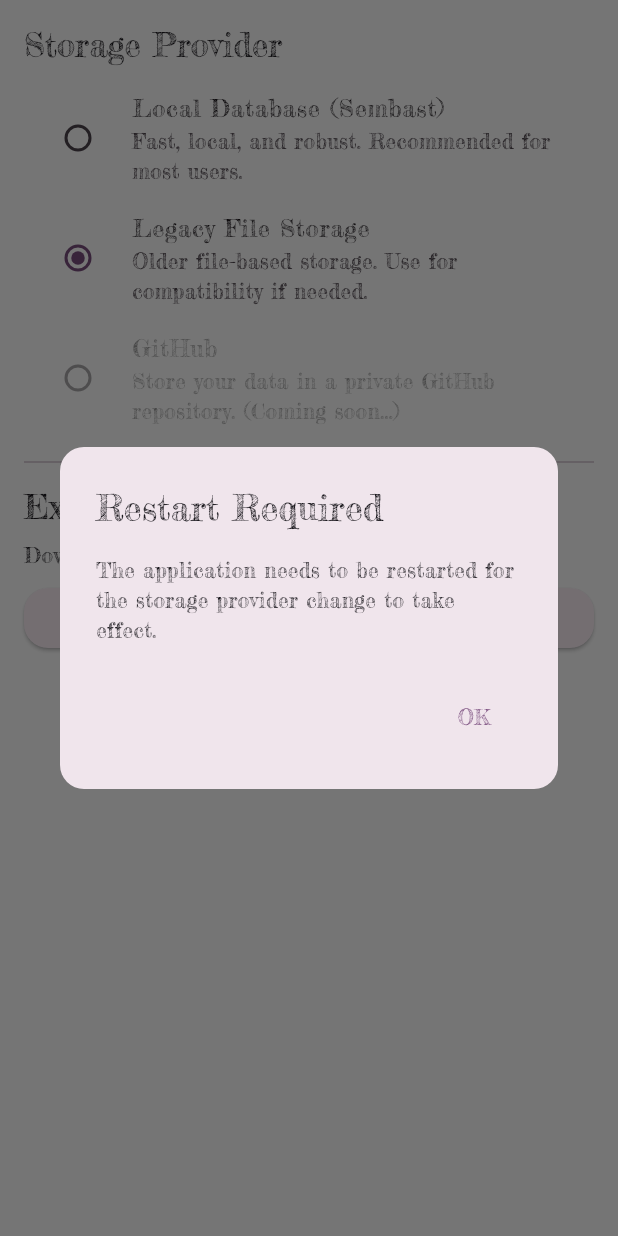
After one commit to la-fourier/myapp, a Flutter app: the DataSettingsView screen opened directly, after a tap on "Legacy File Storage", on a phone screen of 412 x 824 dp. The commit adds this screen. Run offline on Flutter 3.47's test engine with Material 3 defaults, Android fonts, the phone set to English and light mode, and no system bars; our stand-ins replace csv, file_picker, flutter_local_notifications, flutter_map, flutter_secure_storage, google_fonts and 6 more; missing offline and left inert: flutter_map_cancellable_tile_provider, flutter_web_auth_2, google_mlkit_text_recognition, googleapis; accounts and stored records are empty.

Commit message:
Sembast Storage Provider

```diff
--- a/lib/services/app_state.dart
+++ b/lib/services/app_state.dart
@@ -29,7 +29,7 @@ class SelectableActivity {
 class AppState extends ChangeNotifier {
   User? _loggedInUser;
   List<User> _users = [];
-  final StorageService _storageService = StorageService();
+  final StorageService _storageService;
 
   // Tracking State
   SelectableActivity? _currentlyTracking;
@@ -55,8 +55,10 @@ class AppState extends ChangeNotifier {
   Locale get currentLocale => _currentLocale;
   Map<String, SingleActivator> get keybindings => _keybindings;
 
-  AppState() {
-    _loadUsers();
+  AppState(this._storageService);
+
+  Future<void> init() async {
+    await _loadUsers();
   }
 
   void setLocale(Locale newLocale) {
--- /dev/null
+++ b/lib/services/legacy_storage_provider.dart
@@ -0,0 +1,89 @@
+import 'dart:convert';
+import 'dart:io';
+
+import 'package:flutter/foundation.dart';
+import 'package:path_provider/path_provider.dart';
+import 'package:shared_preferences/shared_preferences.dart';
+
+import 'package:myapp/models/user.dart';
+
+class LegacyStorageProvider {
+  static const _usersKey = 'users';
+
+  Future<String> get _localPath async {
+    final directory = await getApplicationDocumentsDirectory();
+    return directory.path;
+  }
+
+  Future<File> get _localFile async {
+    final path = await _localPath;
+    return File('$path/app_state.json');
+  }
+
+  Future<List<User>> readUsers() async {
+    if (kIsWeb) {
+      return _readUsersFromWeb();
+    } else {
+      return _readUsersFromFile();
+    }
+  }
+
+  Future<void> saveUsers(List<User> users) async {
+    if (kIsWeb) {
+      await _saveUsersToWeb(users);
+    } else {
+      await _saveUsersToFile(users);
+    }
+  }
+
+  Future<void> saveLoggedInUser(String email) async {
+    final prefs = await SharedPreferences.getInstance();
+    await prefs.setString('loggedInUser', email);
+  }
+
+  Future<String?> getLoggedInUser() async {
+    final prefs = await SharedPreferences.getInstance();
+    return prefs.getString('loggedInUser');
+  }
+
+  Future<List<User>> _readUsersFromFile() async {
+    try {
+      final file = await _localFile;
+      if (!await file.exists()) {
+        return [];
+      }
+      final contents = await file.readAsString();
+      final List<dynamic> jsonList = jsonDecode(contents);
+      return jsonList.map((e) => User.fromJson(Map<String, dynamic>.from(e as Map))).toList();
+    } catch (e) {
+      // If the file doesn't exist or is invalid, return an empty list
+      return [];
+    }
+  }
+
+  Future<File> _saveUsersToFile(List<User> users) async {
+    final file = await _localFile;
+    final json = users.map((e) => e.toJson()).toList();
+    return file.writeAsString(jsonEncode(json));
+  }
+
+  Future<List<User>> _readUsersFromWeb() async {
+    try {
+      final prefs = await SharedPreferences.getInstance();
+      final contents = prefs.getString(_usersKey);
+      if (contents == null) {
+        return [];
+      }
+      final List<dynamic> jsonList = jsonDecode(contents);
+      return jsonList.map((e) => User.fromJson(Map<String, dynamic>.from(e as Map))).toList();
+    } catch (e) {
+      return [];
+    }
+  }
+
+  Future<void> _saveUsersToWeb(List<User> users) async {
+    final prefs = await SharedPreferences.getInstance();
+    final json = users.map((e) => e.toJson()).toList();
+    await prefs.setString(_usersKey, jsonEncode(json));
+  }
+}
--- a/lib/services/settings_service.dart
+++ b/lib/services/settings_service.dart
@@ -2,6 +2,8 @@ import 'dart:convert';
 import 'dart:io' show File;
 import 'package:flutter/foundation.dart';
 import 'package:path_provider/path_provider.dart';
+
+import 'package:myapp/services/storage_service.dart';
 
 class SettingsService with ChangeNotifier {
   Map<String, dynamic> _settings = {};
@@ -36,6 +38,13 @@ class SettingsService with ChangeNotifier {
           final decoded = json.decode(content);
           if (decoded is Map) {
             _settings = Map<String, dynamic>.from(decoded);
+            // Ensure all default keys exist
+            final defaultSettings = _defaultSettings();
+            for (var key in defaultSettings.keys) {
+              if (!_settings.containsKey(key)) {
+                _settings[key] = defaultSettings[key];
+              }
+            }
           } else {
             _settings = _defaultSettings();
           }
@@ -86,6 +95,7 @@ class SettingsService with ChangeNotifier {
       },
       'themeMode': 'system',
       'language': 'de',
+      'storageType': 'sembast', // Default to sembast
     };
   }
 
@@ -97,6 +107,20 @@ class SettingsService with ChangeNotifier {
     _settings[key] = value;
     await saveSettings();
     notifyListeners();
+  }
+
+  StorageType getStorageType() {
+    final typeString = getSetting('storageType', defaultValue: 'sembast') as String;
+    switch (typeString) {
+      case 'legacy':
+        return StorageType.legacy;
+      case 'sembast':
+        return StorageType.sembast;
+      case 'github':
+        return StorageType.github;
+      default:
+        return StorageType.sembast;
+    }
   }
 
   // Specialized helpers
--- a/lib/services/storage_service.dart
+++ b/lib/services/storage_service.dart
@@ -1,89 +1,39 @@
-import 'dart:convert';
-import 'dart:io';
+import 'package:myapp/models/user.dart';
+import 'package:myapp/services/legacy_storage_provider.dart';
+import 'package:myapp/services/sembast_storage_provider.dart';
 
-import 'package:flutter/foundation.dart';
-import 'package:path_provider/path_provider.dart';
-import 'package:shared_preferences/shared_preferences.dart';
-
-import 'package:myapp/models/user.dart';
+enum StorageType { legacy, sembast, github }
 
 class StorageService {
-  static const _usersKey = 'users';
+  late dynamic _activeProvider;
+  final LegacyStorageProvider _legacyProvider = LegacyStorageProvider();
+  final SembastStorageProvider _sembastProvider = SembastStorageProvider();
 
-  Future<String> get _localPath async {
-    final directory = await getApplicationDocumentsDirectory();
-    return directory.path;
-  }
-
-  Future<File> get _localFile async {
-    final path = await _localPath;
-    return File('$path/app_state.json');
+  Future<void> init(StorageType type) async {
+    switch (type) {
+      case StorageType.legacy:
+        _activeProvider = _legacyProvider;
+        break;
+      case StorageType.sembast:
+        _activeProvider = _sembastProvider;
+        await _sembastProvider.init();
+        break;
+    }
   }
 
   Future<List<User>> readUsers() async {
-    if (kIsWeb) {
-      return _readUsersFromWeb();
-    } else {
-      return _readUsersFromFile();
-    }
+    return _activeProvider.readUsers();
   }
 
   Future<void> saveUsers(List<User> users) async {
-    if (kIsWeb) {
-      await _saveUsersToWeb(users);
-    } else {
-      await _saveUsersToFile(users);
-    }
+    await _activeProvider.saveUsers(users);
   }
 
   Future<void> saveLoggedInUser(String email) async {
-    final prefs = await SharedPreferences.getInstance();
-    await prefs.setString('loggedInUser', email);
+    await _activeProvider.saveLoggedInUser(email);
   }
 
   Future<String?> getLoggedInUser() async {
-    final prefs = await SharedPreferences.getInstance();
-    return prefs.getString('loggedInUser');
-  }
-
-  Future<List<User>> _readUsersFromFile() async {
-    try {
-      final file = await _localFile;
-      if (!await file.exists()) {
-        return [];
-      }
-      final contents = await file.readAsString();
-      final List<dynamic> jsonList = jsonDecode(contents);
-      return jsonList.map((e) => User.fromJson(Map<String, dynamic>.from(e as Map))).toList();
-    } catch (e) {
-      // If the file doesn't exist or is invalid, return an empty list
-      return [];
-    }
-  }
-
-  Future<File> _saveUsersToFile(List<User> users) async {
-    final file = await _localFile;
-    final json = users.map((e) => e.toJson()).toList();
-    return file.writeAsString(jsonEncode(json));
-  }
-
-  Future<List<User>> _readUsersFromWeb() async {
-    try {
-      final prefs = await SharedPreferences.getInstance();
-      final contents = prefs.getString(_usersKey);
-      if (contents == null) {
-        return [];
-      }
-      final List<dynamic> jsonList = jsonDecode(contents);
-      return jsonList.map((e) => User.fromJson(Map<String, dynamic>.from(e as Map))).toList();
-    } catch (e) {
-      return [];
-    }
-  }
-
-  Future<void> _saveUsersToWeb(List<User> users) async {
-    final prefs = await SharedPreferences.getInstance();
-    final json = users.map((e) => e.toJson()).toList();
-    await prefs.setString(_usersKey, jsonEncode(json));
+    return _activeProvider.getLoggedInUser();
   }
 }
--- /dev/null
+++ b/lib/views/settings/data_settings_view.dart
@@ -0,0 +1,156 @@
+import 'package:flutter/material.dart';
+import 'package:provider/provider.dart';
+import 'package:myapp/services/settings_service.dart';
+import 'package:myapp/services/storage_service.dart';
+import 'package:myapp/l10n/app_localizations.dart';
+import 'package:myapp/services/app_state.dart';
+import 'package:myapp/services/export_service.dart';
+import 'package:myapp/services/loading_service.dart';
+import 'package:myapp/services/toast_service.dart';
+
+class DataSettingsView extends StatefulWidget {
+  const DataSettingsView({super.key});
+
+  @override
+  State<DataSettingsView> createState() => _DataSettingsViewState();
+}
+
+class _DataSettingsViewState extends State<DataSettingsView> {
+  @override
+  Widget build(BuildContext context) {
+    final settingsService = Provider.of<SettingsService>(context);
+    final appState = Provider.of<AppState>(context, listen: false);
+    final storageType = settingsService.getStorageType();
+
+    return Scaffold(
+      backgroundColor: Colors.transparent,
+      body: Padding(
+        padding: const EdgeInsets.all(16.0),
+        child: ListView(
+          children: [
+            Text(
+              'Storage Provider',
+              style: Theme.of(context).textTheme.titleLarge,
+            ),
+            const SizedBox(height: 8),
+            RadioListTile<StorageType>(
+              title: const Text('Local Database (Sembast)'),
+              subtitle: const Text('Fast, local, and robust. Recommended for most users.'),
+              value: StorageType.sembast,
+              groupValue: storageType,
+              onChanged: (StorageType? value) {
+                if (value != null) {
+                  settingsService.updateSetting('storageType', value.name);
+                  _showRestartDialog(context);
+                }
+              },
+            ),
+            RadioListTile<StorageType>(
+              title: const Text('Legacy File Storage'),
+              subtitle: const Text('Older file-based storage. Use for compatibility if needed.'),
+              value: StorageType.legacy,
+              groupValue: storageType,
+              onChanged: (StorageType? value) {
+                if (value != null) {
+                  settingsService.updateSetting('storageType', value.name);
+                  _showRestartDialog(context);
+                }
+              },
+            ),
+            RadioListTile<StorageType>(
+              title: const Text('GitHub'),
+              subtitle: const Text('Store your data in a private GitHub repository. (Coming soon...)'),
+              value: StorageType.github,
+              groupValue: storageType,
+              onChanged: null, // Disabled for now
+            ),
+            const Divider(height: 32),
+            Text(
+              'Export Data',
+              style: Theme.of(context).textTheme.titleLarge,
+            ),
+            const SizedBox(height: 8),
+            const Text('Download all your data as a single file.'),
+            const SizedBox(height: 8),
+            ElevatedButton.icon(
+              onPressed: () => _showExportDialog(context, appState),
+              icon: const Icon(Icons.download),
+              label: const Text('Export'),
+            ),
+          ],
+        ),
+      ),
+    );
+  }
+
+  void _showRestartDialog(BuildContext context) {
+    showDialog(
+      context: context,
+      builder: (BuildContext context) {
+        return AlertDialog(
+          title: Text('Restart Required'),
+          content: Text('The application needs to be restarted for the storage provider change to take effect.'),
+          actions: <Widget>[
+            TextButton(
+              child: Text('OK'),
+              onPressed: () {
+                Navigator.of(context).pop();
+              },
+            ),
+          ],
+        );
+      },
+    );
+  }
+
+  void _showExportDialog(BuildContext context, AppState appState) {
+    showDialog(
+      context: context,
+      builder: (context) {
+        return AlertDialog(
+          title: const Text('Select Export Format'),
+          content: Column(
+            mainAxisSize: MainAxisSize.min,
+            children: [
+              ListTile(
+                title: const Text('CSV'),
+                onTap: () {
+                  Navigator.of(context).pop();
+                  _exportData(context, appState, 'csv');
+                },
+              ),
+              ListTile(
+                title: const Text('JSON'),
+                onTap: () {
+                  Navigator.of(context).pop();
+                  _exportData(context, appState, 'json');
+                },
+              ),
+              ListTile(
+                title: const Text('TXT'),
+                onTap: () {
+                  Navigator.of(context).pop();
+                  _exportData(context, appState, 'txt');
+                },
+              ),
+            ],
+          ),
+        );
+      },
+    );
+  }
+
+  Future<void> _exportData(BuildContext context, AppState appState, String format) async {
+    final loadingService = LoadingService();
+    loadingService.show();
+    try {
+      final exportService = ExportService();
+      await exportService.exportData(appState, format);
+      if (context.mounted) AppToast.success(context, 'Data exported successfully as $format');
+    } catch (e) {
+      if (context.mounted) AppToast.error(context, 'Failed to export data: ${e.toString()}');
+    } finally {
+      loadingService.hide();
+    }
+  }
+}
--- a/lib/views/settings/settings_view.dart
+++ b/lib/views/settings/settings_view.dart
@@ -9,6 +9,8 @@ import 'package:myapp/services/toast_service.dart';
 import 'package:myapp/views/settings/keybindings_settings_view.dart';
 import 'package:myapp/views/settings/plugins_settings_view.dart';
 import 'package:myapp/l10n/app_localizations.dart';
+
+import 'package:myapp/views/settings/data_settings_view.dart';
 
 class SettingsView extends StatefulWidget {
   final ScrollController? scrollController;
@@ -23,7 +25,7 @@ class _SettingsViewState extends State<SettingsView> {
   Widget build(BuildContext context) {
     return Scaffold(
       body: DefaultTabController(
-        length: 6,
+        length: 7,
         child: NestedScrollView(
           controller: widget.scrollController,
           headerSliverBuilder: (BuildContext context, bool innerBoxIsScrolled) {
@@ -46,6 +48,7 @@ class _SettingsViewState extends State<SettingsView> {
                     Tab(text: AppLocalizations.of(context)?.appearance ?? 'Appearance'),
                     Tab(text: AppLocalizations.of(context)?.keybindings ?? 'Keybindings'),
                     Tab(text: 'Plugins'),
+                    Tab(text: 'Data'),
                     Tab(text: AppLocalizations.of(context)?.notifications ?? 'Notifications'),
                     Tab(text: AppLocalizations.of(context)?.advanced ?? 'Advanced'),
                     Tab(text: AppLocalizations.of(context)?.about ?? 'About'),
@@ -59,6 +62,7 @@ class _SettingsViewState extends State<SettingsView> {
               AppearanceSettingsView(),
               KeybindingsSettingsView(),
               PluginsSettingsView(),
+              DataSettingsView(),
               NotificationSettingsView(),
               AdvancedSettingsView(),
               AboutSettingsView(),
--- a/pubspec.yaml
+++ b/pubspec.yaml
@@ -31,7 +31,7 @@ dependencies:
   # ---- Lokale & sichere Speicherung ----
   flutter_secure_storage: ^9.0.0
   shared_preferences: ^2.2.3
-  path_provider: ^2.1.3
+  path_provider: ^2.1.5
 
   json_annotation: ^4.9.0
   image_picker: ^1.1.2
@@ -44,6 +44,7 @@ dependencies:
   flutter_map: ^8.2.2
   latlong2: ^0.9.1
   flutter_map_cancellable_tile_provider: ^3.1.1
+  sembast: ^3.8.5+2
 
 dev_dependencies:
   flutter_test:
```
Also changed, not shown: lib/main.dart (+10 -1 lines), lib/services/sembast_storage_provider.dart (added, +49 -0 lines), lib/services/storage_provider.dart (added, +13 -0 lines), lib/views/user/account_view.dart (+0 -63 lines), pubspec.lock.
